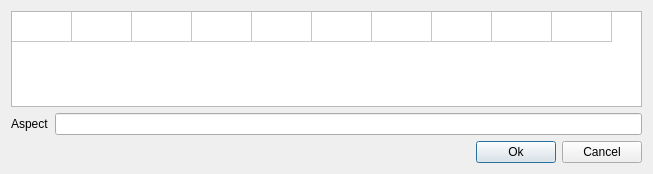
edeforas/Foucault2, file DialogNewMeasure.ui: the form before one commit.
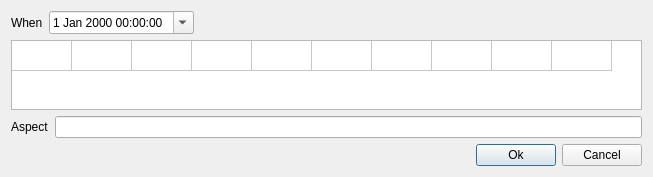
The form after the commit.

Commit message: added date/time saving (not displayed yet)

Patch:
```diff
--- a/DialogNewMeasure.ui
+++ b/DialogNewMeasure.ui
@@ -14,6 +14,37 @@
    <string>New Measure</string>
   </property>
   <layout class="QVBoxLayout" name="verticalLayout">
+   <item>
+    <layout class="QHBoxLayout" name="horizontalLayout_3">
+     <item>
+      <widget class="QLabel" name="label_2">
+       <property name="text">
+        <string>When</string>
+       </property>
+      </widget>
+     </item>
+     <item>
+      <widget class="QDateTimeEdit" name="dteWhen">
+       <property name="calendarPopup">
+        <bool>true</bool>
+       </property>
+      </widget>
+     </item>
+     <item>
+      <spacer name="horizontalSpacer_2">
+       <property name="orientation">
+        <enum>Qt::Horizontal</enum>
+       </property>
+       <property name="sizeHint" stdset="0">
+        <size>
+         <width>40</width>
+         <height>20</height>
+        </size>
+       </property>
+      </spacer>
+     </item>
+    </layout>
+   </item>
    <item>
     <widget class="QTableWidget" name="twZones">
      <property name="rowCount">
```
Left out of the diff: 7 changed lines with no effect on the pictures. The commit also changes 14 other files.
